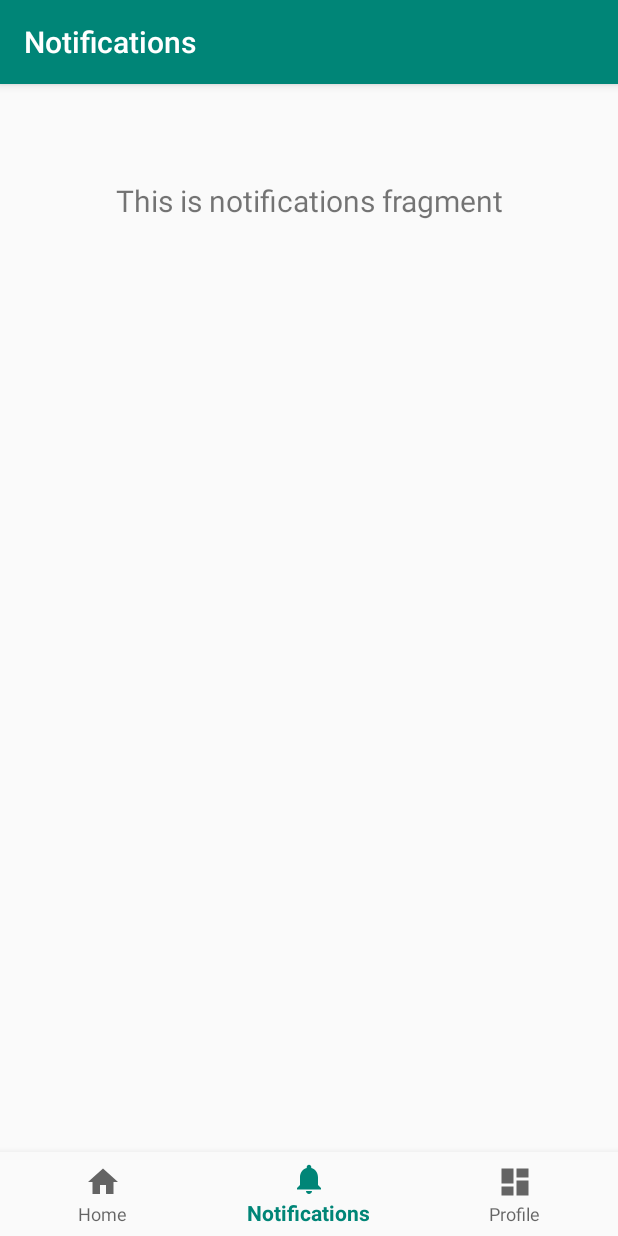
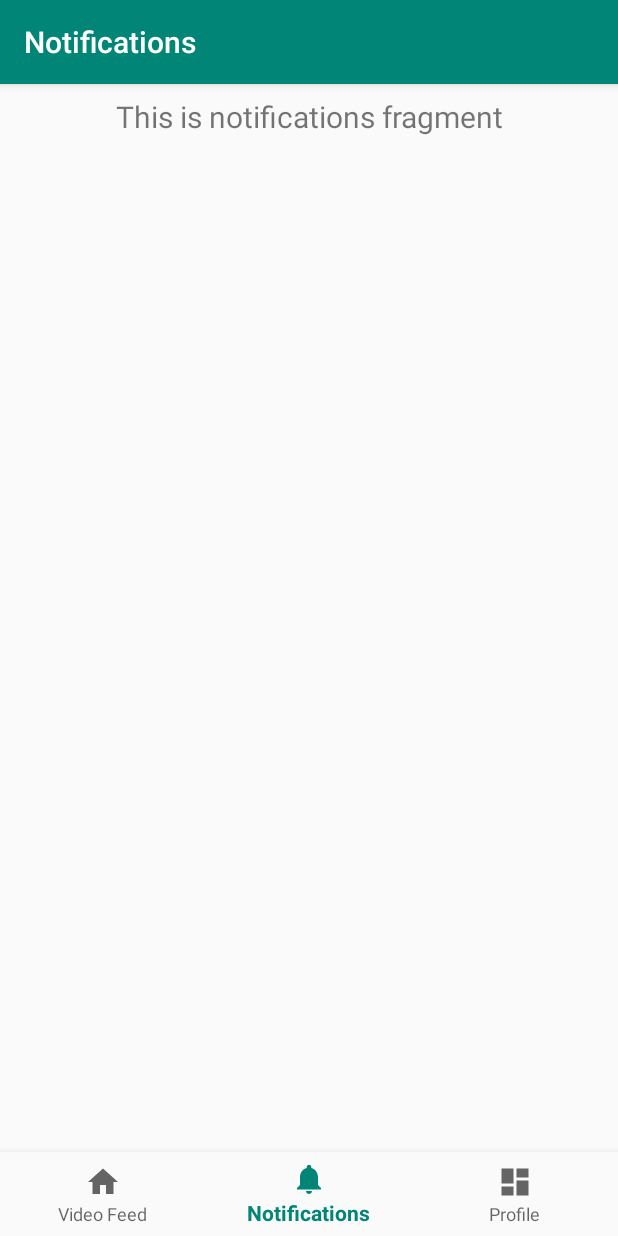
Before and after one commit to hyunminch/snu-mcaa-project-app, an Android app: the screen it shows after launch (MainActivity), item 2 of the bottom bar chosen, on a phone screen of 412 x 824 dp. Run offline under Robolectric (Android 15) with nearby library versions, the phone set to English and light mode, and no system bars; our stand-ins replace navigation-ui; libraries missing offline, so code that uses them is left out: com.pierfrancescosoffritti.androidyoutubeplayer; 4 statements that could not run were skipped.

Commit message:
Initial video feed implementation

```diff
--- /dev/null
+++ b/app/src/main/java/io/github/snumcaa/domain/entities/YouTubeVideo.kt
@@ -0,0 +1,3 @@
+package io.github.snumcaa.domain.entities
+
+data class YouTubeVideo(val videoId: String, val posterId: String, val text: String?)
--- a/app/src/main/java/io/github/snumcaa/ui/home/HomeFragment.java
+++ /dev/null
@@ -1,35 +0,0 @@
-package io.github.snumcaa.ui.home;
-
-import android.os.Bundle;
-import android.view.LayoutInflater;
-import android.view.View;
-import android.view.ViewGroup;
-import android.widget.TextView;
-
-import androidx.annotation.Nullable;
-import androidx.annotation.NonNull;
-import androidx.fragment.app.Fragment;
-import androidx.lifecycle.Observer;
-import androidx.lifecycle.ViewModelProviders;
-
-import io.github.snumcaa.R;
-
-public class HomeFragment extends Fragment {
-
-    private HomeViewModel homeViewModel;
-
-    public View onCreateView(@NonNull LayoutInflater inflater,
-                             ViewGroup container, Bundle savedInstanceState) {
-        homeViewModel =
-                ViewModelProviders.of(this).get(HomeViewModel.class);
-        View root = inflater.inflate(R.layout.fragment_home, container, false);
-        final TextView textView = root.findViewById(R.id.text_home);
-        homeViewModel.getText().observe(this, new Observer<String>() {
-            @Override
-            public void onChanged(@Nullable String s) {
-                textView.setText(s);
-            }
-        });
-        return root;
-    }
-}
--- a/app/src/main/java/io/github/snumcaa/ui/home/HomeViewModel.java
+++ /dev/null
@@ -1,19 +0,0 @@
-package io.github.snumcaa.ui.home;
-
-import androidx.lifecycle.LiveData;
-import androidx.lifecycle.MutableLiveData;
-import androidx.lifecycle.ViewModel;
-
-public class HomeViewModel extends ViewModel {
-
-    private MutableLiveData<String> mText;
-
-    public HomeViewModel() {
-        mText = new MutableLiveData<>();
-        mText.setValue("This is home fragment");
-    }
-
-    public LiveData<String> getText() {
-        return mText;
-    }
-}
--- /dev/null
+++ b/app/src/main/java/io/github/snumcaa/ui/videofeed/VideoFeedAdapter.kt
@@ -0,0 +1,68 @@
+package io.github.snumcaa.ui.videofeed
+
+import android.content.Context
+import android.util.Log
+import android.view.LayoutInflater
+import android.view.ViewGroup
+import androidx.recyclerview.widget.RecyclerView
+
+import io.github.snumcaa.R
+import io.github.snumcaa.domain.entities.YouTubeVideo
+
+import com.pierfrancescosoffritti.androidyoutubeplayer.core.player.YouTubePlayer
+import com.pierfrancescosoffritti.androidyoutubeplayer.core.player.listeners.YouTubePlayerCallback
+import com.pierfrancescosoffritti.androidyoutubeplayer.core.player.views.YouTubePlayerView
+
+class VideoFeedAdapter(val context: Context?, val viewModel: VideoFeedViewModel): RecyclerView.Adapter<YouTubeVideoViewHolder>() {
+    val youTubeVideos: List<YouTubeVideo> =
+            listOf(
+                    YouTubeVideo("7BJ7MDOmLPE", "zhiyuan", null),
+                    YouTubeVideo("GhDnyPsQsB0", "zhiyuan", null),
+                    YouTubeVideo("6viSZCnIpPY", "zhiyuan", null),
+                    YouTubeVideo("7BJ7MDOmLPE", "zhiyuan", null),
+                    YouTubeVideo("6viSZCnIpPY", "zhiyuan", null),
+                    YouTubeVideo("GhDnyPsQsB0", "zhiyuan", null)
+            )
+
+    override fun getItemCount(): Int {
+        return youTubeVideos.size
+    }
+
+    override fun onBindViewHolder(holder: YouTubeVideoViewHolder, position: Int) {
+        holder.bind(youTubeVideos[position])
+    }
+
+    override fun onCreateViewHolder(parent: ViewGroup, viewType: Int): YouTubeVideoViewHolder {
+        val inflater = LayoutInflater.from(parent.context)
+        return YouTubeVideoViewHolder(inflater, parent)
+    }
+}
+
+class YouTubeVideoViewHolder(inflater: LayoutInflater, parent: ViewGroup): RecyclerView.ViewHolder(inflater.inflate(R.layout.video_feed_item, parent, false)) {
+    private var youTubePlayerView: YouTubePlayerView
+
+    private var youTubePlayer: YouTubePlayer? = null
+    private var youTubeVideo: YouTubeVideo? = null
+
+    init {
+        youTubePlayerView = itemView.findViewById(R.id.youtube_player_view)
+
+        val callback = object: YouTubePlayerCallback {
+            override fun onYouTubePlayer(initializedYouTubePlayer: YouTubePlayer) {
+                youTubePlayer = initializedYouTubePlayer
+                youTubeVideo?.let {
+//                    Log.d("VideoFeedAdapater", "Will load video...")
+                    initializedYouTubePlayer.cueVideo(it.videoId, 0f)
+                }
+            }
+        }
+
+        youTubePlayerView.getYouTubePlayerWhenReady(callback)
+    }
+
+    fun bind(youTubeVideo: YouTubeVideo) {
+        this.youTubeVideo = youTubeVideo
+//        Log.d("VideoFeedAdapater", "Will load video...")
+        youTubePlayer?.cueVideo(youTubeVideo.videoId, 0f)
+    }
+}
--- /dev/null
+++ b/app/src/main/java/io/github/snumcaa/ui/videofeed/VideoFeedFragment.kt
@@ -0,0 +1,30 @@
+package io.github.snumcaa.ui.videofeed
+
+import android.os.Bundle
+import android.view.LayoutInflater
+import android.view.View
+import android.view.ViewGroup
+import androidx.fragment.app.Fragment
+import androidx.lifecycle.ViewModelProviders
+import androidx.recyclerview.widget.LinearLayoutManager
+import androidx.recyclerview.widget.RecyclerView
+
+import io.github.snumcaa.R
+
+class VideoFeedFragment: Fragment() {
+    private lateinit var viewModel: VideoFeedViewModel
+
+    private lateinit var recyclerView: RecyclerView
+
+    override fun onCreateView(inflater: LayoutInflater, container: ViewGroup?, savedInstanceState: Bundle?): View? {
+        val view = inflater.inflate(R.layout.fragment_video_feed, container, false)
+
+        recyclerView = view.findViewById(R.id.video_feed_recycler_view)
+        viewModel = ViewModelProviders.of(this).get(VideoFeedViewModel::class.java)
+
+        recyclerView.layoutManager = LinearLayoutManager(context)
+        recyclerView.adapter = VideoFeedAdapter(context, viewModel)
+
+        return view
+    }
+}
--- /dev/null
+++ b/app/src/main/java/io/github/snumcaa/ui/videofeed/VideoFeedViewModel.kt
@@ -0,0 +1,27 @@
+package io.github.snumcaa.ui.videofeed
+
+import android.util.Log
+import androidx.lifecycle.LiveData
+import androidx.lifecycle.MutableLiveData
+import androidx.lifecycle.ViewModel
+
+import io.github.snumcaa.domain.entities.YouTubeVideo
+
+class VideoFeedViewModel: ViewModel() {
+    val text: LiveData<String> by lazy {
+        val mutableLiveData = MutableLiveData<String>()
+        mutableLiveData.value = "Alcatraz"
+        mutableLiveData
+    }
+
+    val videos: LiveData<List<YouTubeVideo>> by lazy {
+        val mutableLiveData = MutableLiveData<List<YouTubeVideo>>()
+        mutableLiveData.value = listOf()
+        mutableLiveData
+    }
+
+    override fun onCleared() {
+        super.onCleared()
+        Log.d("VideoFeedViewModel", "onCleared\n")
+    }
+}
--- a/app/src/main/res/layout/activity_main.xml
+++ b/app/src/main/res/layout/activity_main.xml
@@ -3,8 +3,7 @@
     xmlns:app="http://schemas.android.com/apk/res-auto"
     android:id="@+id/container"
     android:layout_width="match_parent"
-    android:layout_height="match_parent"
-    android:paddingTop="?attr/actionBarSize">
+    android:layout_height="match_parent">
 
     <com.google.android.material.bottomnavigation.BottomNavigationView
         android:id="@+id/nav_view"
@@ -22,7 +21,7 @@
         android:id="@+id/nav_host_fragment"
         android:name="androidx.navigation.fragment.NavHostFragment"
         android:layout_width="match_parent"
-        android:layout_height="match_parent"
+        android:layout_height="0dp"
         app:defaultNavHost="true"
         app:layout_constraintBottom_toTopOf="@id/nav_view"
         app:layout_constraintLeft_toLeftOf="parent"
--- a/app/src/main/res/menu/bottom_nav_menu.xml
+++ b/app/src/main/res/menu/bottom_nav_menu.xml
@@ -4,7 +4,7 @@
     <item
         android:id="@+id/navigation_home"
         android:icon="@drawable/ic_home_black_24dp"
-        android:title="@string/title_home" />
+        android:title="@string/title_videofeed" />
 
     <item
         android:id="@+id/navigation_notifications"
--- a/app/src/main/res/navigation/mobile_navigation.xml
+++ b/app/src/main/res/navigation/mobile_navigation.xml
@@ -7,9 +7,9 @@
 
     <fragment
         android:id="@+id/navigation_home"
-        android:name="io.github.snumcaa.ui.home.HomeFragment"
-        android:label="@string/title_home"
-        tools:layout="@layout/fragment_home" />
+        android:name="io.github.snumcaa.ui.videofeed.VideoFeedFragment"
+        android:label="@string/title_videofeed"
+        tools:layout="@layout/fragment_video_feed" />
 
     <fragment
         android:id="@+id/navigation_notifications"
--- a/app/src/main/res/values/strings.xml
+++ b/app/src/main/res/values/strings.xml
@@ -1,6 +1,6 @@
 <resources>
     <string name="app_name">videosharex</string>
-    <string name="title_home">Home</string>
+    <string name="title_videofeed">Video Feed</string>
     <string name="title_profile">Profile</string>
     <string name="title_notifications">Notifications</string>
 </resources>
--- a/build.gradle
+++ b/build.gradle
@@ -1,6 +1,7 @@
 // Top-level build file where you can add configuration options common to all sub-projects/modules.
 
 buildscript {
+    ext.kotlin_version = '1.3.50'
     repositories {
         google()
         jcenter()
@@ -8,6 +9,7 @@ buildscript {
     }
     dependencies {
         classpath 'com.android.tools.build:gradle:3.5.0'
+        classpath "org.jetbrains.kotlin:kotlin-gradle-plugin:$kotlin_version"
 
         // NOTE: Do not place your application dependencies here; they belong
         // in the individual module build.gradle files
```
Also changed, not shown: app/build.gradle (+13 -0 lines), app/src/main/res/layout/fragment_home.xml (deleted, +0 -19 lines), app/src/main/res/layout/fragment_video_feed.xml (added, +14 -0 lines), app/src/main/res/layout/video_feed_item.xml (added, +21 -0 lines), 1 other file.
